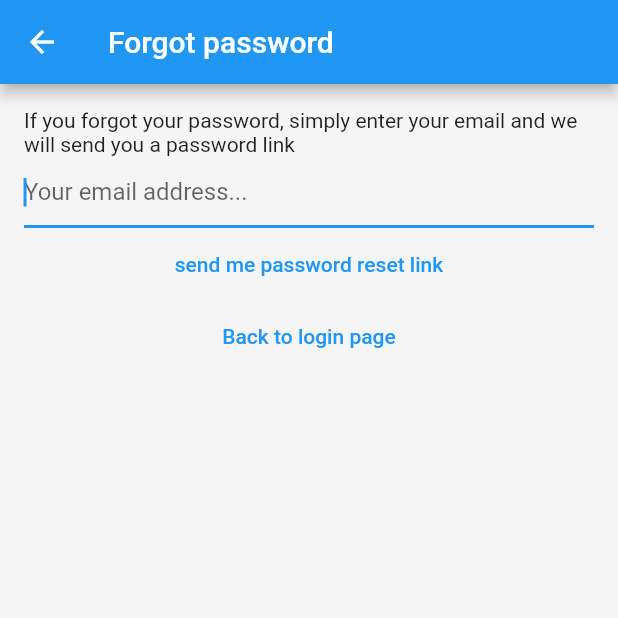
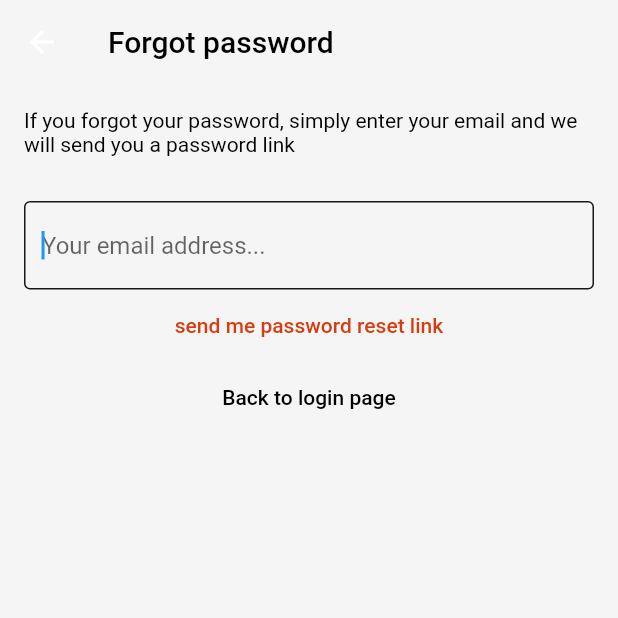
Before and after one commit to oluwajueda/mynotes, a Flutter app: the ForgotPasswordView screen opened directly, on a phone screen of 412 x 824 dp, the top half of it. Run offline on Flutter 3.47's test engine with Material 2 defaults, Android fonts, the phone set to English and light mode, and no system bars; our stand-ins replace bloc, cloud_firestore, equatable, firebase_auth, firebase_core, flutter_bloc and 2 more; missing offline and left inert: dart:ffi, test; accounts and stored records are empty.

Commit message:
redesign note view

```diff
--- a/lib/views/forgot_password_view.dart
+++ b/lib/views/forgot_password_view.dart
@@ -8,6 +8,7 @@ import 'package:flutter_bloc/flutter_bloc.dart';
 import 'package:mynotes/service/auth/bloc/auth_bloc.dart';
 import 'package:mynotes/service/auth/bloc/auth_event.dart';
 import 'package:mynotes/service/auth/bloc/auth_state.dart';
+import 'package:mynotes/utilities/colors.dart';
 import 'package:mynotes/utilities/dialogs/error_dialog.dart';
 import 'package:mynotes/utilities/dialogs/password_reset_email_sent_dialog.dart';
 
@@ -50,20 +51,33 @@ class _ForgotPasswordViewState extends State<ForgotPasswordView> {
       },
       child: Scaffold(
           appBar: AppBar(
-            title: const Text('Forgot password'),
+            backgroundColor: Colors.transparent,
+            elevation: 0,
+            title: const Text(
+              'Forgot password',
+              style: TextStyle(color: Colors.black),
+            ),
           ),
           body: Padding(
               padding: const EdgeInsets.all(16.0),
               child: Column(children: [
                 const Text(
-                    'If you forgot your password, simply enter your email and we will send you a password link'),
+                    'If you forgot your password, simply enter your email and we will send you a password link',
+                    style: TextStyle(color: textColor)),
+                SizedBox(
+                  height: 30,
+                ),
                 TextField(
                   keyboardType: TextInputType.emailAddress,
                   autocorrect: false,
                   autofocus: true,
                   controller: _controller,
-                  decoration:
-                      const InputDecoration(hintText: 'Your email address...'),
+                  decoration: const InputDecoration(
+                      hintText: 'Your email address...',
+                      focusedBorder: OutlineInputBorder(
+                          borderSide: BorderSide(color: buttonColor)),
+                      enabledBorder: OutlineInputBorder(
+                          borderSide: BorderSide(color: buttonColor))),
                 ),
                 TextButton(
                   onPressed: () {
@@ -72,7 +86,12 @@ class _ForgotPasswordViewState extends State<ForgotPasswordView> {
                           AuthEventForgotPassword(email: email),
                         );
                   },
-                  child: const Text('send me password reset link'),
+                  child: const Text(
+                    'send me password reset link',
+                    style: TextStyle(
+                      color: Color.fromRGBO(215, 60, 16, 1),
+                    ),
+                  ),
                 ),
                 TextButton(
                   onPressed: () {
@@ -80,7 +99,10 @@ class _ForgotPasswordViewState extends State<ForgotPasswordView> {
                           const AuthEventLogOut(),
                         );
                   },
-                  child: const Text('Back to login page'),
+                  child: const Text(
+                    'Back to login page',
+                    style: TextStyle(color: textColor),
+                  ),
                 )
               ]))),
     );
--- a/lib/views/notes/notes_view.dart
+++ b/lib/views/notes/notes_view.dart
@@ -7,6 +7,7 @@ import 'package:mynotes/service/auth/bloc/auth_event.dart';
 import 'package:mynotes/service/auth/crud/notes_service.dart';
 import 'package:mynotes/service/cloud/cloud_note.dart';
 import 'package:mynotes/service/cloud/firebase_cloud_storage.dart';
+import 'package:mynotes/utilities/colors.dart';
 import 'package:mynotes/utilities/dialogs/logout_dialog.dart';
 import 'package:mynotes/views/notes/notes_list_view.dart';
 import 'package:flutter_bloc/flutter_bloc.dart' show ReadContext;
@@ -32,15 +33,24 @@ class _NoteViewState extends State<NoteView> {
   Widget build(BuildContext context) {
     return Scaffold(
       appBar: AppBar(
-        title: const Text('Your Notes'),
+        backgroundColor: Colors.transparent,
+        elevation: 0,
+        title: const Text(
+          'Your Notes',
+          style: TextStyle(color: Colors.black),
+        ),
         actions: [
           IconButton(
             onPressed: () {
               Navigator.of(context).pushNamed(createOrUpdateNoteRoute);
             },
-            icon: const Icon(Icons.add),
+            icon: const Icon(
+              Icons.add,
+              color: buttonColor,
+            ),
           ),
           PopupMenuButton<MenuAction>(
+            color: buttonColor,
             onSelected: (value) async {
               switch (value) {
                 case MenuAction.logout:
```
